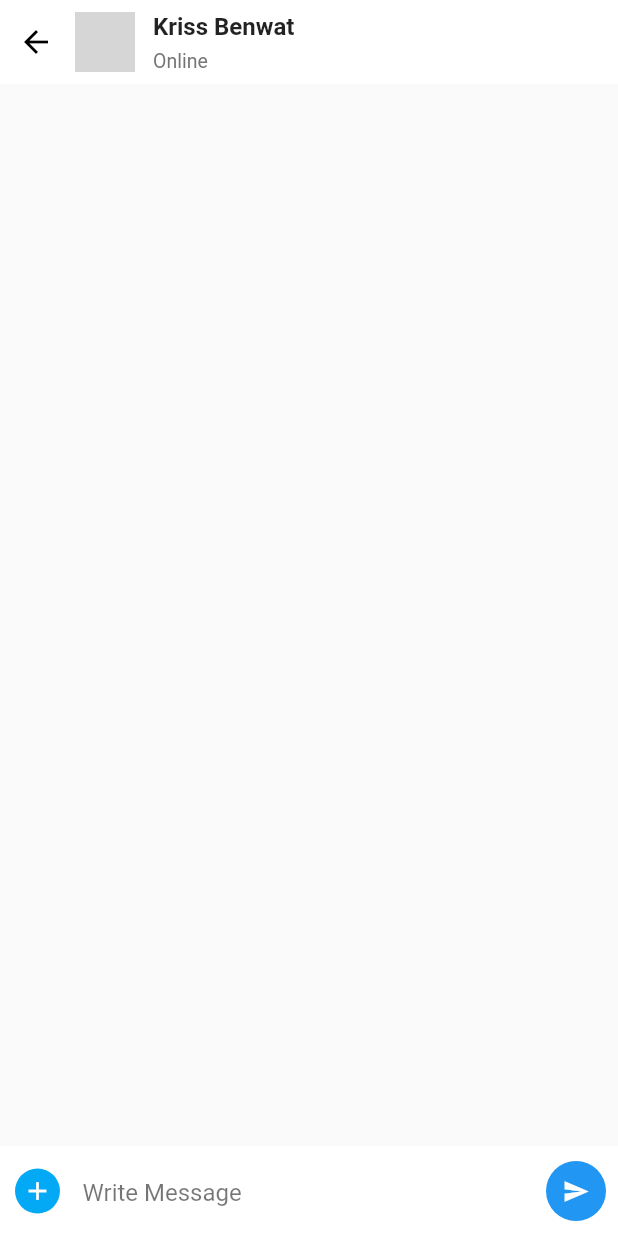
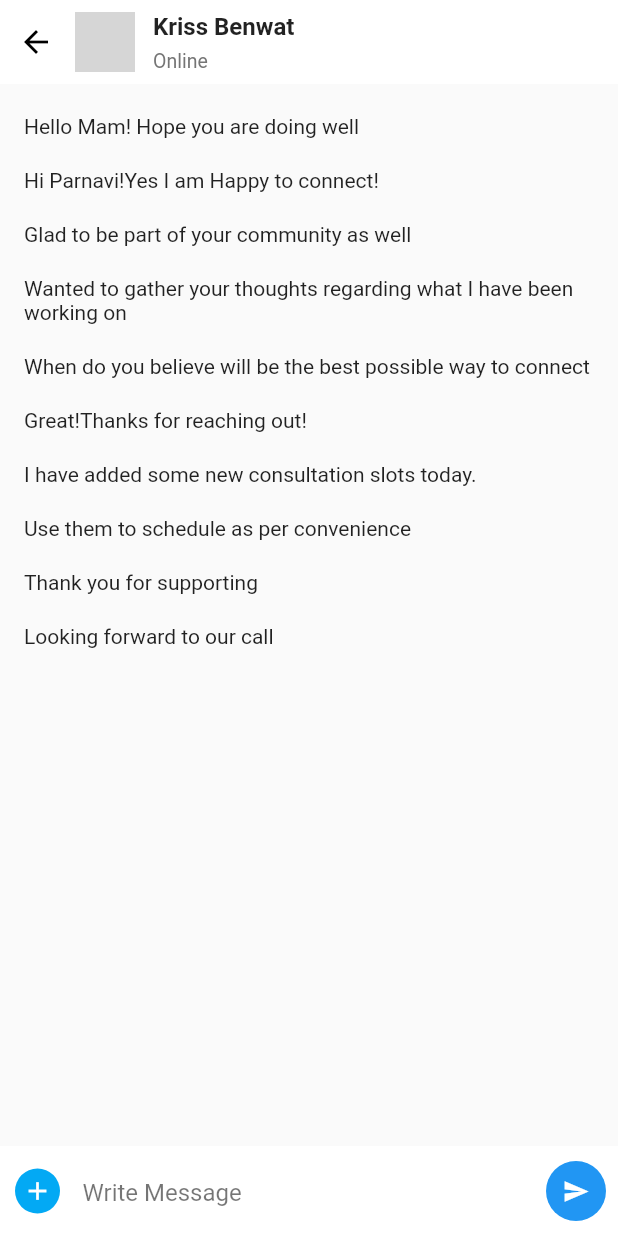
Before and after one commit to cloneartist/ChatUI, a Flutter app: the ChatDetailPage screen opened directly, on a phone screen of 412 x 824 dp. Run offline on Flutter 3.47's test engine with Material 2 defaults, Android fonts, the phone set to English and light mode, and no system bars; network calls fail; grey boxes are pictures that could not be loaded.

Commit message:
Add Chat Display

```diff
--- a/lib/Models/ChatMessageModel.dart
+++ b/lib/Models/ChatMessageModel.dart
@@ -1,9 +1,8 @@
 import 'package:flutter/material.dart';
 
 class ChatMessage {
-  @required
   String messageContent;
-  @required
+
   String messageType;
   ChatMessage({this.messageContent = "", this.messageType = ""});
 }
--- a/lib/screens/chatDetailPage.dart
+++ b/lib/screens/chatDetailPage.dart
@@ -97,6 +97,19 @@ class _ChatDetailPageState extends State<ChatDetailPage> {
       ),
       body: Stack(
         children: [
+          ListView.builder(
+            itemCount: messages.length,
+            shrinkWrap: true,
+            padding: EdgeInsets.only(top: 10, bottom: 10),
+            physics: NeverScrollableScrollPhysics(),
+            itemBuilder: (context, i) {
+              return Container(
+                padding:
+                    EdgeInsets.only(left: 16, right: 16, top: 10, bottom: 10),
+                child: Text(messages[i].messageContent),
+              );
+            },
+          ),
           Align(
             alignment: Alignment.bottomLeft,
             child: Container(
```
